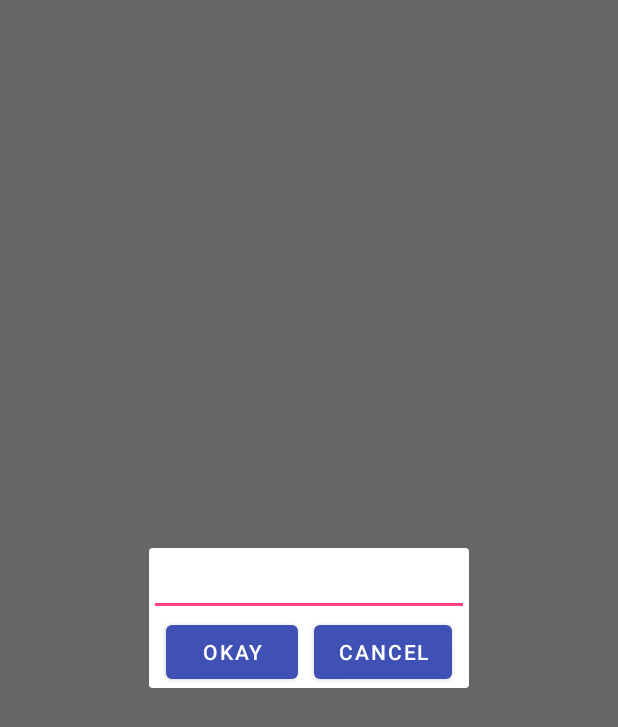
After one commit to amitkumar0000/tiles, an Android app: the fragment ExitDialogFragment shown on its own in the app's theme, on a phone screen of 412 x 824 dp. The commit adds this screen. Shown: the top 727 px of the screen. Run offline under Robolectric (Android 15) with nearby library versions, the phone set to English and light mode, and no system bars.

Commit message:
exit quickSetting code added

```diff
--- a/app/src/main/AndroidManifest.xml
+++ b/app/src/main/AndroidManifest.xml
@@ -8,6 +8,8 @@
         tools:ignore="ProtectedPermissions" />
 
     <uses-permission android:name="android.permission.SYSTEM_ALERT_WINDOW" />
+    <uses-permission android:name="android.permission.INTERNAL_SYSTEM_WINDOW"
+        tools:ignore="ProtectedPermissions" />
     <uses-permission android:name="android.permission.EXPAND_STATUS_BAR" />
     <uses-permission android:name="android.permission.CHANGE_WIFI_STATE" />
     <uses-permission android:name="android.permission.FOREGROUND_SERVICE" />
--- a/app/src/main/java/com/lpirro/tiledemo/DeviceAdminActivity.kt
+++ b/app/src/main/java/com/lpirro/tiledemo/DeviceAdminActivity.kt
@@ -48,7 +48,6 @@ class DeviceAdminActivity : AppCompatActivity() {
             } else {
                 mDevicePolicyManager.setStatusBarDisabled(mComponentName, false)
             }
-            toggle = !toggle
         }
     }
 
--- /dev/null
+++ b/app/src/main/java/com/lpirro/tiledemo/customquicksettings/ExitDialogFragment.kt
@@ -0,0 +1,30 @@
+package com.lpirro.tiledemo.customquicksettings
+
+import android.os.Bundle
+import android.view.LayoutInflater
+import android.view.View
+import android.view.ViewGroup
+import androidx.fragment.app.DialogFragment
+import com.lpirro.tiledemo.databinding.ExitDialogLayoutBinding
+
+class ExitDialogFragment: DialogFragment() {
+
+    lateinit var  binding: ExitDialogLayoutBinding
+
+    override fun onCreateView(inflater: LayoutInflater, container: ViewGroup?, savedInstanceState: Bundle?): View? {
+        binding = ExitDialogLayoutBinding.inflate(LayoutInflater.from(inflater.context), container, false)
+        return binding.root
+    }
+
+    override fun onViewCreated(view: View, savedInstanceState: Bundle?) {
+        super.onViewCreated(view, savedInstanceState)
+
+        binding.okay.setOnClickListener {
+            binding.passwordText.text
+        }
+
+        binding.cancel.setOnClickListener {
+            dismiss()
+        }
+    }
+}
--- /dev/null
+++ b/app/src/main/res/layout/exit_dialog_layout.xml
@@ -0,0 +1,37 @@
+<?xml version="1.0" encoding="utf-8"?>
+<androidx.constraintlayout.widget.ConstraintLayout xmlns:android="http://schemas.android.com/apk/res/android"
+    xmlns:app="http://schemas.android.com/apk/res-auto"
+    xmlns:tools="http://schemas.android.com/tools"
+    android:layout_width="match_parent"
+    android:layout_height="match_parent">
+
+    <EditText
+        android:id="@+id/password_text"
+        android:layout_width="wrap_content"
+        android:layout_height="wrap_content"
+        android:ems="10"
+        android:inputType="textPassword"
+        app:layout_constraintEnd_toEndOf="parent"
+        app:layout_constraintStart_toStartOf="parent"
+        app:layout_constraintTop_toTopOf="parent" />
+
+    <Button
+        android:id="@+id/okay"
+        android:layout_width="wrap_content"
+        android:layout_height="wrap_content"
+        android:text="okay"
+        app:layout_constraintEnd_toStartOf="@+id/cancel"
+        app:layout_constraintHorizontal_bias="0.5"
+        app:layout_constraintStart_toStartOf="parent"
+        app:layout_constraintTop_toBottomOf="@+id/password_text" />
+
+    <Button
+        android:id="@+id/cancel"
+        android:layout_width="wrap_content"
+        android:layout_height="wrap_content"
+        android:text="cancel"
+        app:layout_constraintEnd_toEndOf="parent"
+        app:layout_constraintHorizontal_bias="0.5"
+        app:layout_constraintStart_toEndOf="@+id/okay"
+        app:layout_constraintTop_toBottomOf="@+id/password_text" />
+</androidx.constraintlayout.widget.ConstraintLayout>
--- a/app/src/main/res/values/strings.xml
+++ b/app/src/main/res/values/strings.xml
@@ -21,4 +21,7 @@
     <string name="calendar_tile_name">New Calendar</string>
     <string name="device_description">device_description</string>
     <string name="device_admin_label">device_admin_label</string>
+    <string name="btn_back">cancel</string>
+    <string name="dialog_message">Enter password</string>
+    <string name="btn_okay">okay</string>
 </resources>
```
Also changed, not shown: app/src/main/java/com/lpirro/tiledemo/customquicksettings/service/QuickSettingService.kt (+46 -13 lines), app/src/main/res/layout/text_inpu_password.xml (added, +42 -0 lines), app/src/main/res/values/styles.xml (+14 -0 lines).
